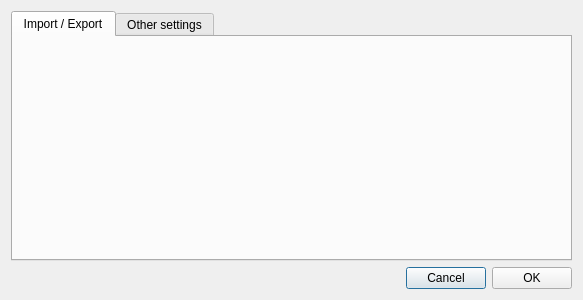
First picture: the form in gui/optionsdialog.ui, repository baz1/TiffHDR, before the edit.
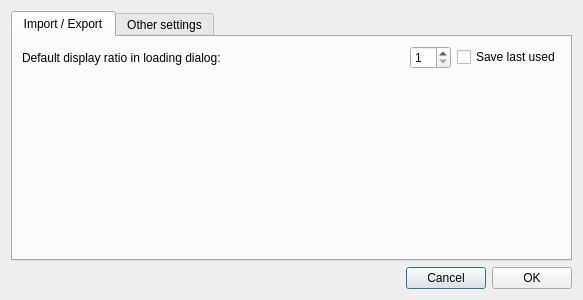
Second picture: the form after the edit.

Commit message: Default ratio option

What changed in the file:
```diff
--- a/gui/optionsdialog.ui
+++ b/gui/optionsdialog.ui
@@ -23,6 +23,62 @@
       <attribute name="title">
        <string>Import / Export</string>
       </attribute>
+      <layout class="QVBoxLayout" name="verticalLayout_3">
+       <item>
+        <layout class="QHBoxLayout" name="horizontalLayout_3">
+         <item>
+          <widget class="QLabel" name="label_2">
+           <property name="text">
+            <string>Default display ratio in loading dialog:</string>
+           </property>
+          </widget>
+         </item>
+         <item>
+          <spacer name="horizontalSpacer_3">
+           <property name="orientation">
+            <enum>Qt::Horizontal</enum>
+           </property>
+           <property name="sizeHint" stdset="0">
+            <size>
+             <width>40</width>
+             <height>20</height>
+            </size>
+           </property>
+          </spacer>
+         </item>
+         <item>
+          <widget class="QSpinBox" name="defratio">
+           <property name="minimum">
+            <number>1</number>
+           </property>
+           <property name="maximum">
+            <number>40</number>
+           </property>
+          </widget>
+         </item>
+         <item>
+          <widget class="QCheckBox" name="defratiomem">
+           <property name="text">
+            <string>Save last used</string>
+           </property>
+          </widget>
+         </item>
+        </layout>
+       </item>
+       <item>
+        <spacer name="verticalSpacer_2">
+         <property name="orientation">
+          <enum>Qt::Vertical</enum>
+         </property>
+         <property name="sizeHint" stdset="0">
+          <size>
+           <width>20</width>
+           <height>158</height>
+          </size>
+         </property>
+        </spacer>
+       </item>
+      </layout>
      </widget>
      <widget class="QWidget" name="otherstab">
       <attribute name="title">
```
The commit also changes 6 other files.
